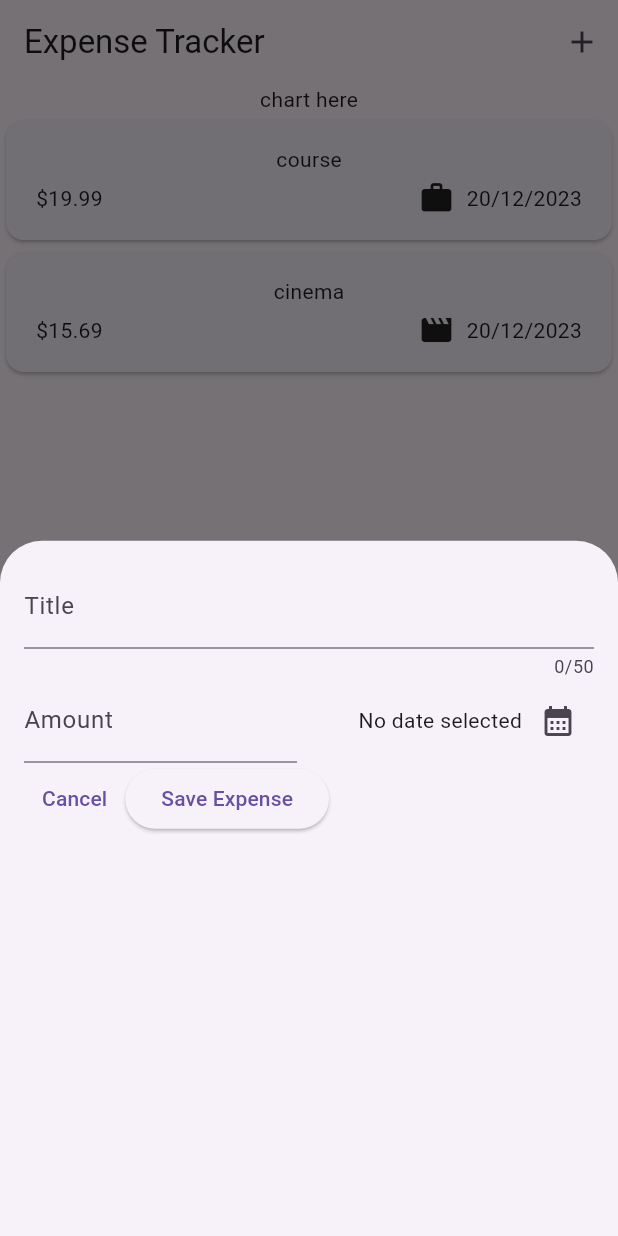
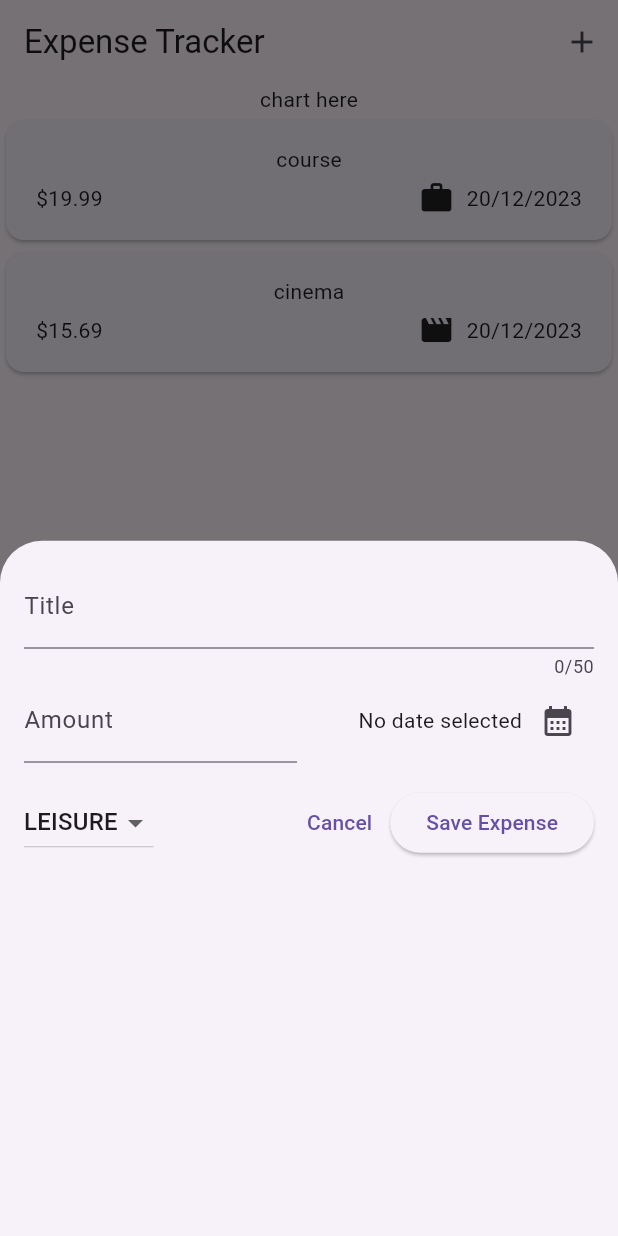
Before and after one commit to My-Own-Personal-Test/expense_app, a Flutter app: the screen it shows after launch, after a tap on the "add" icon, on a phone screen of 412 x 824 dp. Run offline on Flutter 3.47's test engine with Material 3 defaults, Android fonts, the phone set to English and light mode, and no system bars.

Commit message:
feat: add dropdown to pick category

```diff
--- a/lib/widgets/new_expense.dart
+++ b/lib/widgets/new_expense.dart
@@ -14,6 +14,7 @@ class _NewExpanseState extends State<NewExpense> {
   final _titleController = TextEditingController();
   final _amountController = TextEditingController();
   DateTime? _selectedDate;
+  Category _selectedCategory = Category.leisure;
 
   void _presetDatePicker() async {
     final now = DateTime.now();
@@ -79,8 +80,29 @@ class _NewExpanseState extends State<NewExpense> {
               )
             ],
           ),
+          const SizedBox(height: 16),
           Row(
             children: [
+              DropdownButton(
+                value: _selectedCategory,
+                items: Category.values
+                    .map(
+                      (category) => DropdownMenuItem(
+                        value: category,
+                        child: Text(
+                          category.name.toUpperCase(),
+                        ),
+                      ),
+                    )
+                    .toList(),
+                onChanged: (value) {
+                  if (value == null) {
+                    return;
+                  }
+                  setState(() => _selectedCategory = value);
+                },
+              ),
+              const Spacer(),
               TextButton(
                 onPressed: () => Navigator.pop(context),
                 child: const Text('Cancel'),
```
